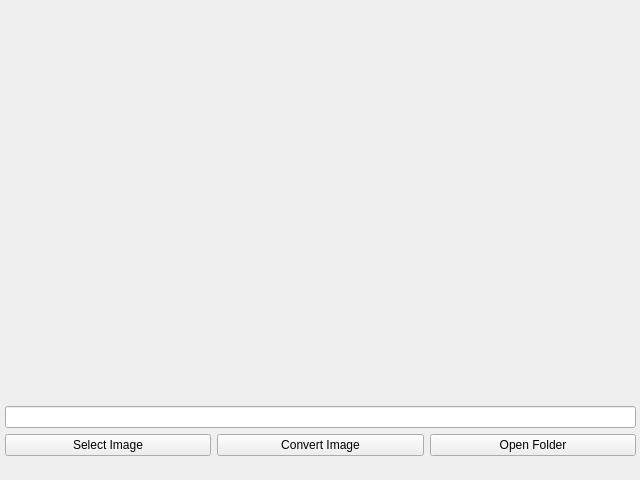
This is gui/main.ui in Phaugt/convert-images as Qt 5 draws it before an edit. The edited form follows.
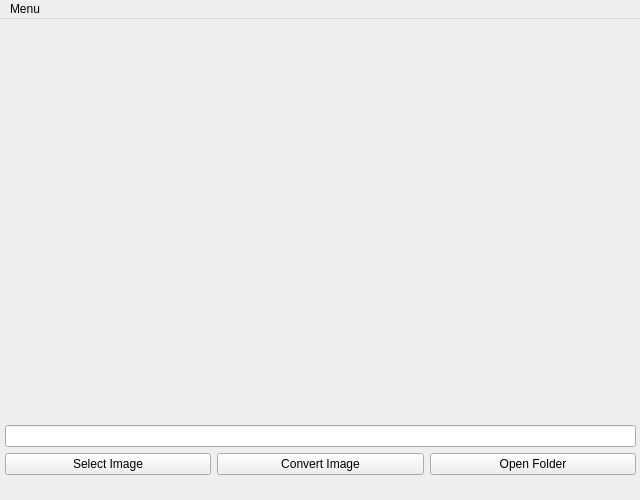
This is the edited form.

```diff
--- a/gui/main.ui
+++ b/gui/main.ui
@@ -7,19 +7,19 @@
     <x>0</x>
     <y>0</y>
     <width>640</width>
-    <height>480</height>
+    <height>500</height>
    </rect>
   </property>
   <property name="minimumSize">
    <size>
     <width>640</width>
-    <height>480</height>
+    <height>500</height>
    </size>
   </property>
   <property name="maximumSize">
    <size>
     <width>640</width>
-    <height>480</height>
+    <height>500</height>
    </size>
   </property>
   <property name="windowTitle">
@@ -50,6 +50,9 @@
      </property>
      <item>
       <widget class="QLabel" name="image">
+       <property name="enabled">
+        <bool>true</bool>
+       </property>
        <property name="minimumSize">
         <size>
          <width>631</width>
@@ -102,6 +105,24 @@
     </layout>
    </widget>
   </widget>
+  <widget class="QMenuBar" name="menubar">
+   <property name="geometry">
+    <rect>
+     <x>0</x>
+     <y>0</y>
+     <width>640</width>
+     <height>21</height>
+    </rect>
+   </property>
+   <widget class="QMenu" name="menu">
+    <property name="title">
+     <string>Menu</string>
+    </property>
+    <addaction name="actSetting"/>
+    <addaction name="actExit"/>
+   </widget>
+   <addaction name="menu"/>
+  </widget>
   <widget class="QStatusBar" name="statusbar">
    <property name="sizeGripEnabled">
     <bool>false</bool>
```
Left out of the diff: 20 changed lines with no effect on the pictures.
